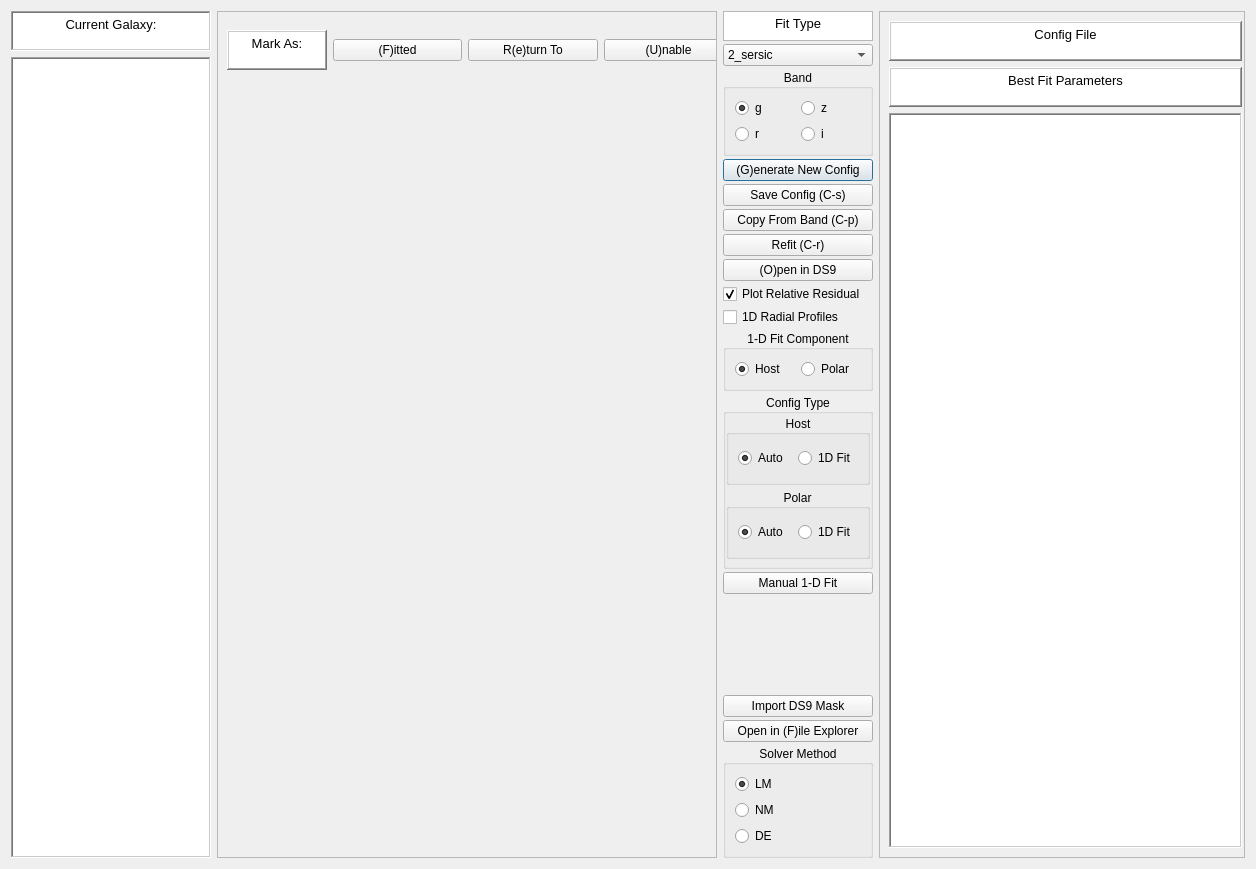
Old version of the form GUI/fit_gui.ui in the repository rpsmith4/photometric-decomp-analysis.
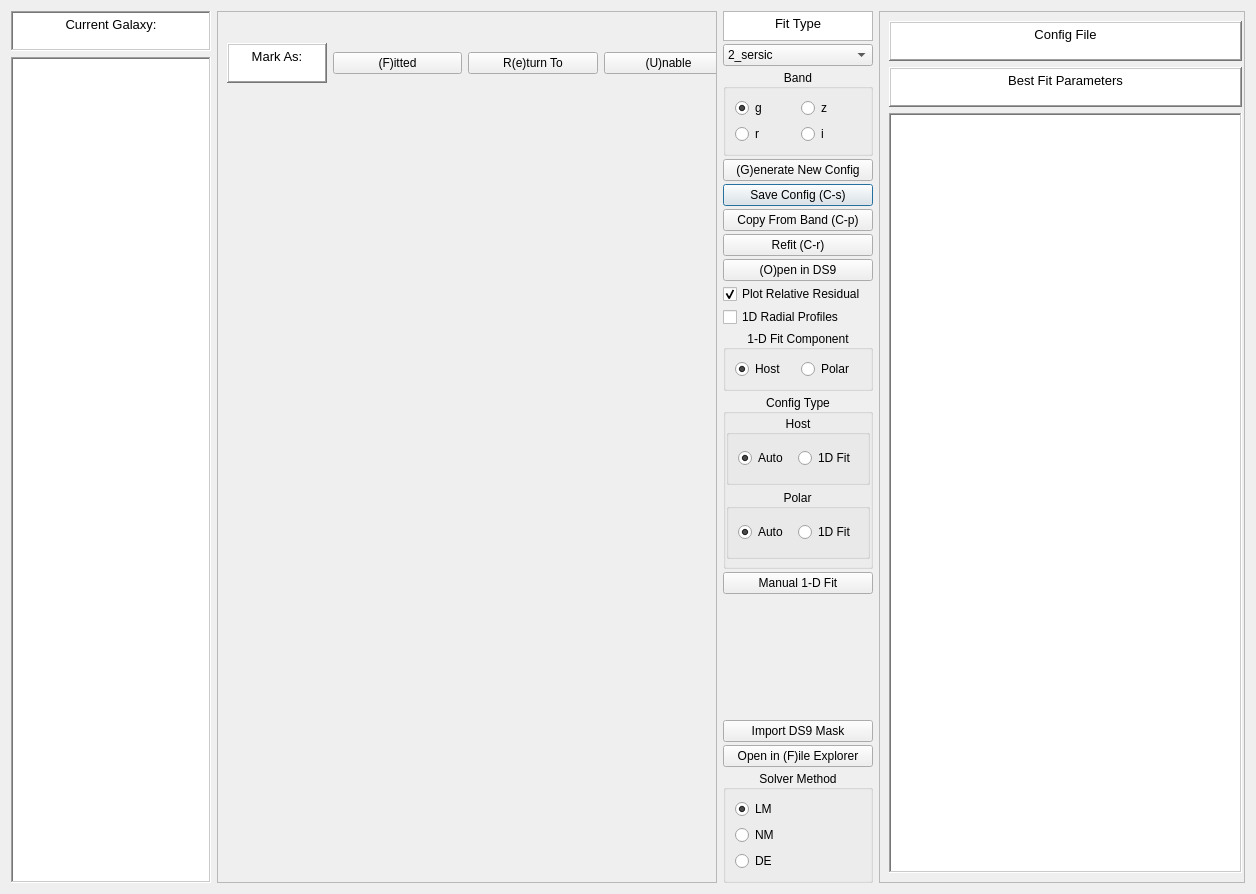
New version of the form.

Commit message: Save config button now focused by default

Diff of the .ui file:
```diff
--- a/GUI/fit_gui.ui
+++ b/GUI/fit_gui.ui
@@ -7,7 +7,7 @@
     <x>0</x>
     <y>0</y>
     <width>1256</width>
-    <height>869</height>
+    <height>894</height>
    </rect>
   </property>
   <property name="windowTitle">
@@ -205,6 +205,12 @@
        <property name="text">
         <string>Save Config (C-s)</string>
        </property>
+       <property name="autoDefault">
+        <bool>false</bool>
+       </property>
+       <property name="default">
+        <bool>true</bool>
+       </property>
       </widget>
      </item>
      <item>
@@ -556,8 +562,8 @@
        <rect>
         <x>0</x>
         <y>0</y>
-        <width>528</width>
-        <height>849</height>
+        <width>522</width>
+        <height>878</height>
        </rect>
       </property>
       <layout class="QGridLayout" name="gridLayout_6">
@@ -586,8 +592,8 @@
 hr { height: 1px; border-width: 0; }
 li.unchecked::marker { content: &quot;\2610&quot;; }
 li.checked::marker { content: &quot;\2612&quot;; }
-&lt;/style&gt;&lt;/head&gt;&lt;body style=&quot; font-family:'Sans Serif'; font-size:9pt; font-weight:400; font-style:normal;&quot;&gt;
-&lt;p align=&quot;center&quot; style=&quot; margin-top:0px; margin-bottom:0px; margin-left:0px; margin-right:0px; -qt-block-indent:0; text-indent:0px;&quot;&gt;&lt;span style=&quot; font-family:'Noto Sans'; font-size:10pt;&quot;&gt;Mark As:&lt;/span&gt;&lt;/p&gt;&lt;/body&gt;&lt;/html&gt;</string>
+&lt;/style&gt;&lt;/head&gt;&lt;body style=&quot; font-family:'Noto Sans'; font-size:10pt; font-weight:400; font-style:normal;&quot;&gt;
+&lt;p align=&quot;center&quot; style=&quot; margin-top:0px; margin-bottom:0px; margin-left:0px; margin-right:0px; -qt-block-indent:0; text-indent:0px;&quot;&gt;Mark As:&lt;/p&gt;&lt;/body&gt;&lt;/html&gt;</string>
              </property>
             </widget>
            </item>
@@ -818,8 +824,8 @@
        <rect>
         <x>0</x>
         <y>0</y>
-        <width>373</width>
-        <height>849</height>
+        <width>367</width>
+        <height>878</height>
        </rect>
       </property>
       <layout class="QGridLayout" name="gridLayout_2">
```
Left out of the diff: 16 changed lines with no effect on the pictures.
